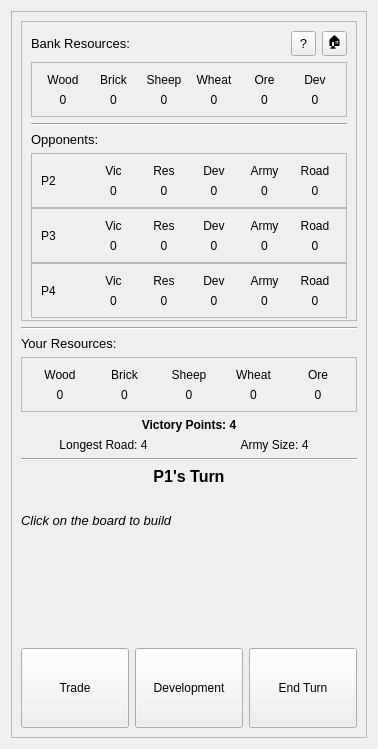
This is view/ui/main_menu.ui in AlexShem247/a-catan-tutor as Qt 5 draws it before an edit. The edited form follows.
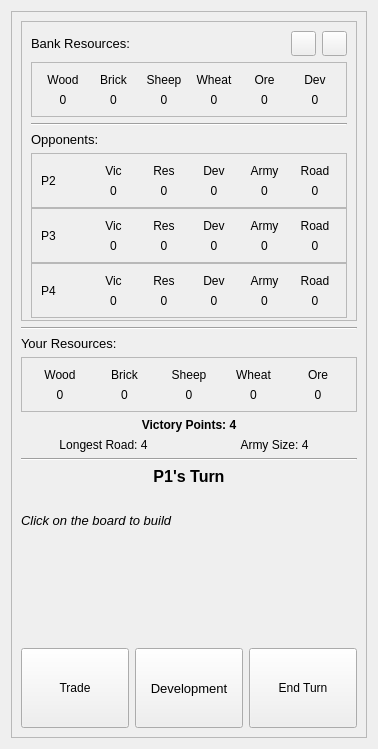
This is the edited form.

Diff of the .ui file:
```diff
--- a/view/ui/main_menu.ui
+++ b/view/ui/main_menu.ui
@@ -83,7 +83,7 @@
                 <string>View Catan Rules</string>
                </property>
                <property name="text">
-                <string>?</string>
+                <string/>
                </property>
               </widget>
              </item>
@@ -110,7 +110,7 @@
                 <string>Go Back to Main Menu</string>
                </property>
                <property name="text">
-                <string>🏠</string>
+                <string/>
                </property>
               </widget>
              </item>
@@ -1159,7 +1159,7 @@
             </property>
             <property name="font">
              <font>
-              <pointsize>9</pointsize>
+              <pointsize>10</pointsize>
              </font>
             </property>
             <property name="toolTip">
```
